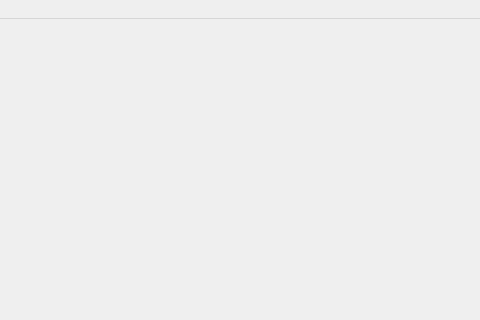
tesap/calcpp, file src/MainWindow.ui: the form before one commit; both pictures show x 635 to 1115 and y 0 to 320 of the 1115 by 666 pixel window.
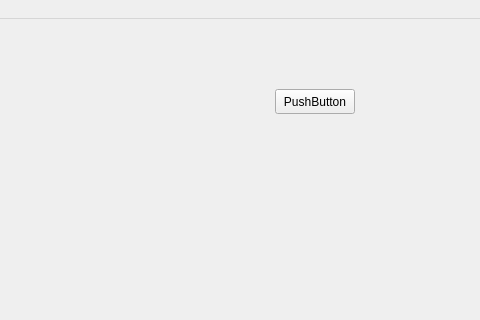
The form after the commit. Custom widgets are drawn as their Qt base class.

Diff of the .ui file:
```diff
--- a/src/MainWindow.ui
+++ b/src/MainWindow.ui
@@ -24,6 +24,19 @@
      </rect>
     </property>
    </widget>
+   <widget class="QPushButton" name="pushButton">
+    <property name="geometry">
+     <rect>
+      <x>910</x>
+      <y>70</y>
+      <width>80</width>
+      <height>25</height>
+     </rect>
+    </property>
+    <property name="text">
+     <string>PushButton</string>
+    </property>
+   </widget>
   </widget>
   <widget class="QMenuBar" name="menubar">
    <property name="geometry">
```
